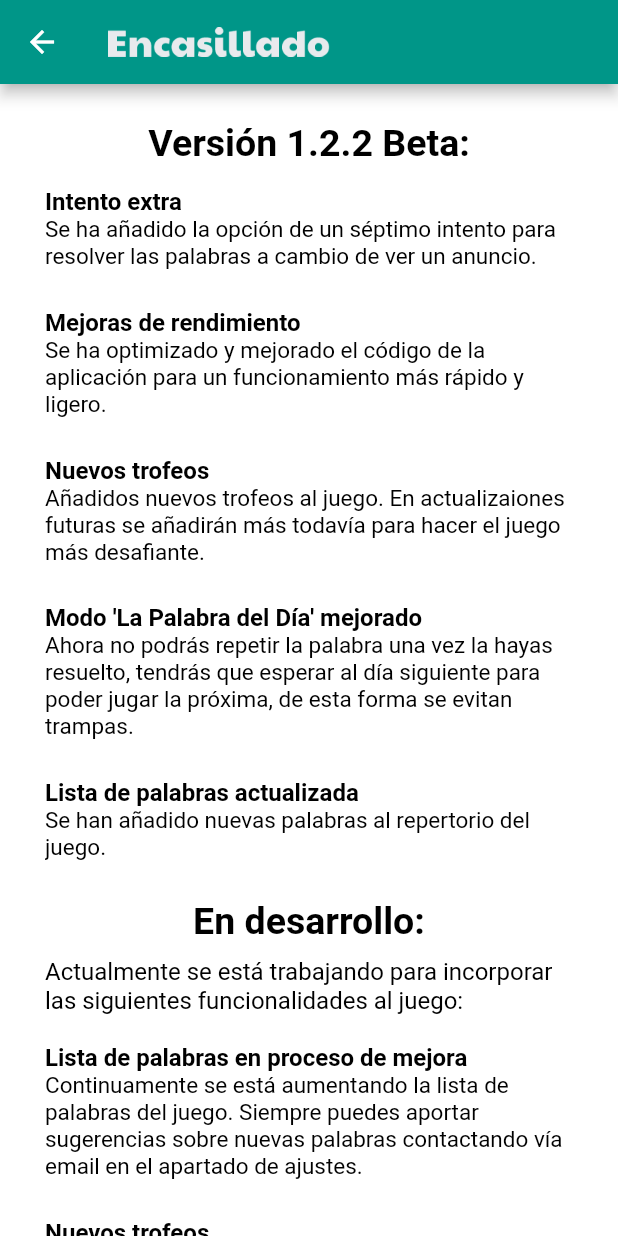
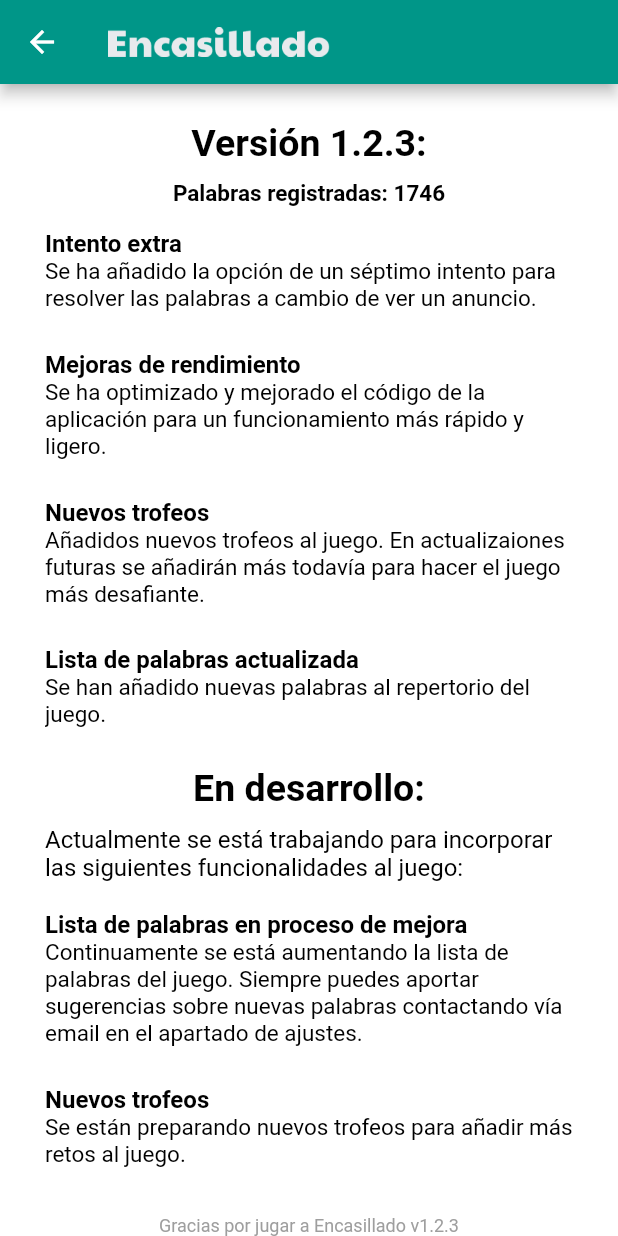
Before and after one commit to joaquinsolla/Encasillado, a Flutter app: the ReleaseNotes screen opened by its route, on a phone screen of 412 x 824 dp. Run offline on Flutter 3.47's test engine with Material 2 defaults, Android fonts, the phone set to English and light mode, and no system bars; our stand-ins replace another_flushbar, charts_flutter, google_mobile_ads, shared_preferences; missing offline and left inert: mailto, new_version, slide_countdown_clock, social_share, twitter_intent; accounts and stored records are empty; network calls fail; Roboto replaces fonts that are missing (RaleWay).

Commit message:
Working on 1.2.3

```diff
--- a/app_versions.txt
+++ b/app_versions.txt
@@ -20,6 +20,7 @@
     14 (1.1.3)
     16 (1.1.5)
     19 (1.2.1)
+    22 (1.2.3)*
 
     --BETA-VERSIONS
     1 (1.0.0)
@@ -30,4 +31,3 @@
     15 (1.1.4)
     17 (1.2.0)
     21 (1.2.2)
-    22 (1.2.2)**
--- a/lib/common/miscellaneous.dart
+++ b/lib/common/miscellaneous.dart
@@ -1,5 +1,5 @@
 /** APP VERSION */
-const String appVersion = "1.2.2 Beta";
+const String appVersion = "1.2.3";
 
 /** PERSISTENT DATA */
 bool colorBlind = false;
--- a/lib/main.dart
+++ b/lib/main.dart
@@ -29,7 +29,7 @@
   selectedDatabase = databasesList[0];
 
   /** TERMINAL DEBUGGING */
-  terminalPrinting = true;
+  terminalPrinting = false;
 
   infinite_generate_word();
   wotd_generate_word();
--- a/lib/pages/release_notes.dart
+++ b/lib/pages/release_notes.dart
@@ -79,6 +79,18 @@
                     ),
                     textAlign: TextAlign.center,
                   ),
+                  SizedBox(height: 10,),
+                  Text(
+                    "Palabras registradas: " + (selectedDatabase.length).toString(),
+                    style: TextStyle(
+                      fontSize: 15,
+                      color: appBlack,
+                      fontWeight: FontWeight.bold,
+                      decoration: TextDecoration.none,
+                      fontFamily: 'RaleWay',
+                    ),
+                    textAlign: TextAlign.center,
+                  ),
                   SizedBox(
                     height: 15,
                   ),
@@ -148,33 +160,6 @@
                   Text(
                     "Añadidos nuevos trofeos al juego. En actualizaiones futuras se "
                         "añadirán más todavía para hacer el juego más desafiante.\n",
-                    style: TextStyle(
-                      fontSize: 15,
-                      color: appBlack,
-                      fontWeight: FontWeight.normal,
-                      decoration: TextDecoration.none,
-                      fontFamily: 'RaleWay',
-                    ),
-                    textAlign: TextAlign.left,
-                  ),
-                  SizedBox(
-                    height: 7.5,
-                  ),
-                  Text(
-                    "Modo 'La Palabra del Día' mejorado",
-                    style: TextStyle(
-                      fontSize: 16,
-                      color: appBlack,
-                      fontWeight: FontWeight.bold,
-                      decoration: TextDecoration.none,
-                      fontFamily: 'RaleWay',
-                    ),
-                    textAlign: TextAlign.left,
-                  ),
-                  Text(
-                    "Ahora no podrás repetir la palabra una vez la hayas resuelto, "
-                        "tendrás que esperar al día siguiente para poder jugar la "
-                        "próxima, de esta forma se evitan trampas.\n",
                     style: TextStyle(
                       fontSize: 15,
                       color: appBlack,
```
Also changed, not shown: lib/databases.dart (+7 -0 lines), 2 other files.
